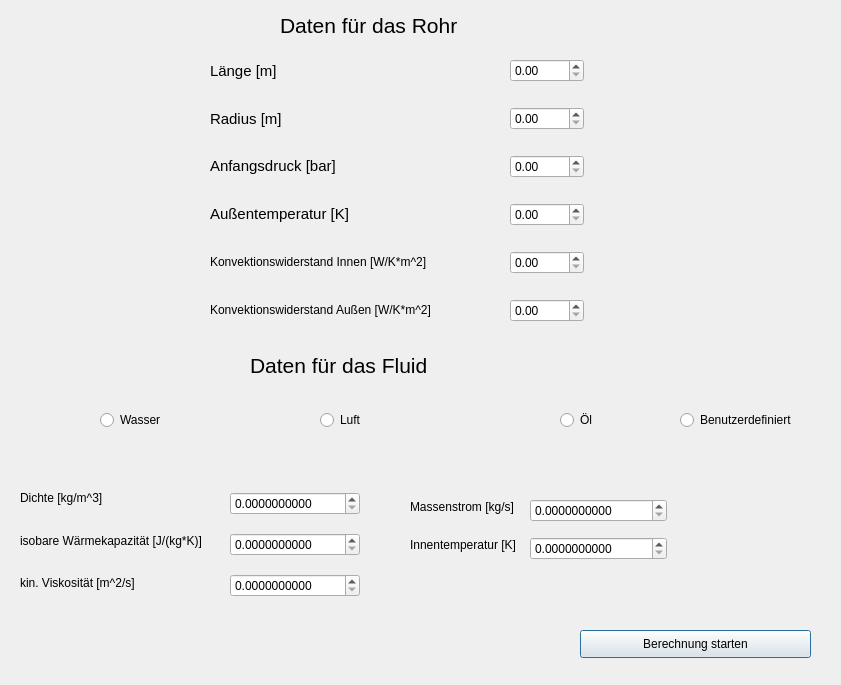
First picture: the form in src/dateneingabe.ui, repository maxiimilian/btube, before the edit.
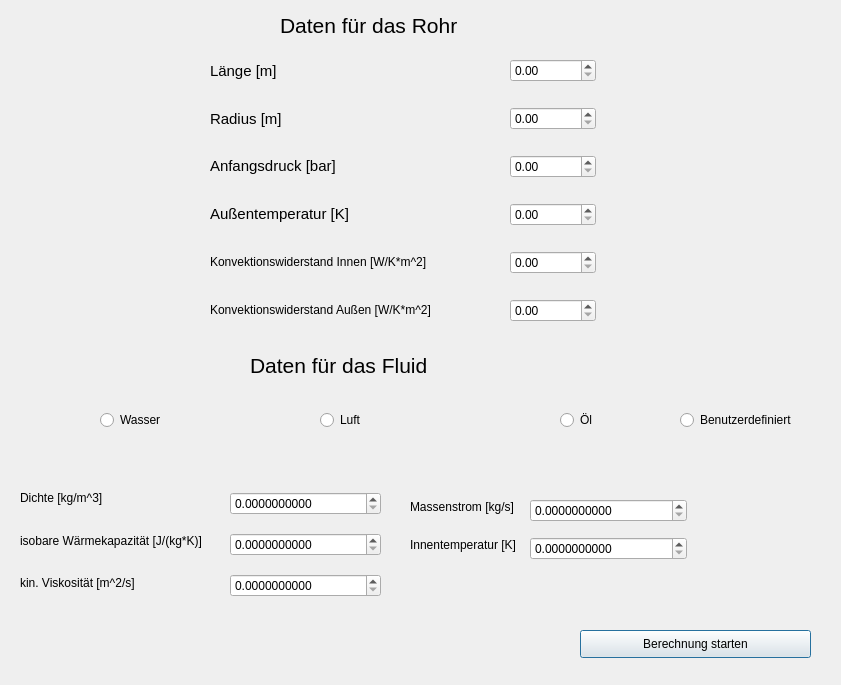
Second picture: the form after the edit.

The edit to the form file:
```diff
--- a/src/dateneingabe.ui
+++ b/src/dateneingabe.ui
@@ -115,7 +115,7 @@
     <rect>
      <x>20</x>
      <y>480</y>
-     <width>203</width>
+     <width>212</width>
      <height>121</height>
     </rect>
    </property>
@@ -148,7 +148,7 @@
     <rect>
      <x>230</x>
      <y>480</y>
-     <width>130</width>
+     <width>151</width>
      <height>131</height>
     </rect>
    </property>
@@ -244,7 +244,7 @@
     <rect>
      <x>510</x>
      <y>40</y>
-     <width>74</width>
+     <width>86</width>
      <height>301</height>
     </rect>
    </property>
@@ -298,7 +298,7 @@
     <rect>
      <x>410</x>
      <y>490</y>
-     <width>119</width>
+     <width>125</width>
      <height>71</height>
     </rect>
    </property>
@@ -324,7 +324,7 @@
     <rect>
      <x>530</x>
      <y>490</y>
-     <width>137</width>
+     <width>157</width>
      <height>81</height>
     </rect>
    </property>
```
Left out of the diff: 2 changed lines with no effect on the pictures.
